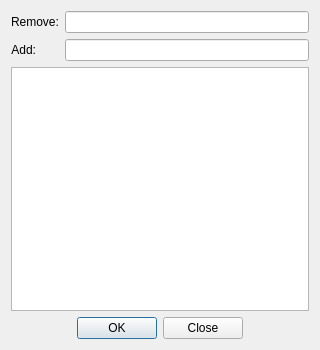
First picture: the form in src/qt_ui/line_name_editor.ui, repository Eric-Meunier/Processor-Suite, before the edit.
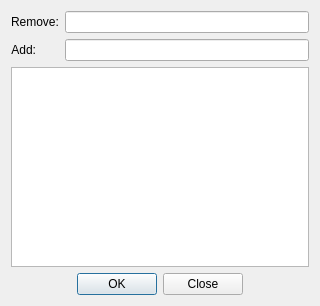
Second picture: the form after the edit.

```diff
--- a/src/qt_ui/line_name_editor.ui
+++ b/src/qt_ui/line_name_editor.ui
@@ -7,11 +7,11 @@
     <x>0</x>
     <y>0</y>
     <width>320</width>
-    <height>350</height>
+    <height>302</height>
    </rect>
   </property>
   <property name="sizePolicy">
-   <sizepolicy hsizetype="Preferred" vsizetype="Expanding">
+   <sizepolicy hsizetype="Preferred" vsizetype="Preferred">
     <horstretch>0</horstretch>
     <verstretch>0</verstretch>
    </sizepolicy>
@@ -58,6 +58,12 @@
    </item>
    <item row="2" column="0" colspan="2">
     <widget class="QTableWidget" name="table">
+     <property name="minimumSize">
+      <size>
+       <width>0</width>
+       <height>200</height>
+      </size>
+     </property>
      <property name="font">
       <font>
        <family>Century Gothic</family>
```
